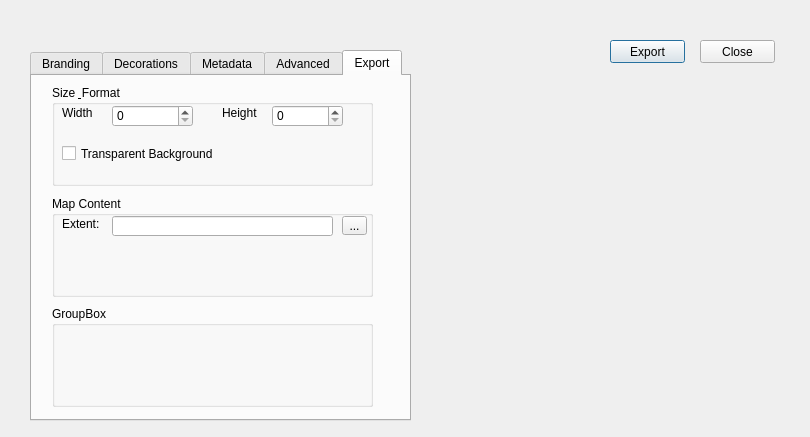
This is plugins/map_branding/map_branding_dialog_base.ui in ms888ekb/plugin_factory as Qt 5 draws it before an edit. The edited form follows.
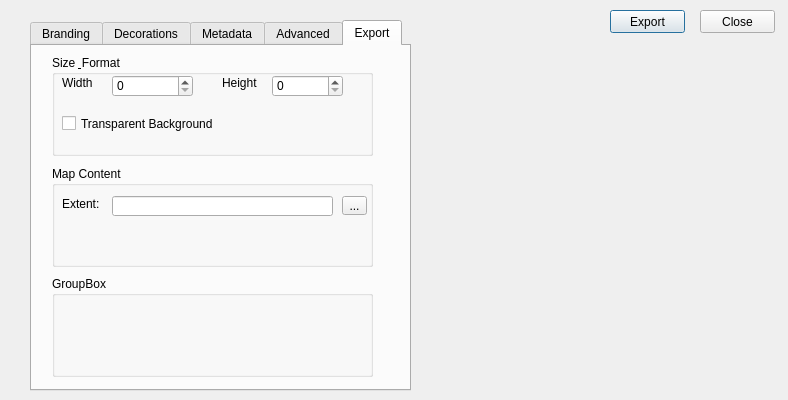
This is the edited form.

Commit message: render preview

What changed in the file:
```diff
--- a/plugins/map_branding/map_branding_dialog_base.ui
+++ b/plugins/map_branding/map_branding_dialog_base.ui
@@ -6,8 +6,8 @@
    <rect>
     <x>0</x>
     <y>0</y>
-    <width>810</width>
-    <height>437</height>
+    <width>788</width>
+    <height>400</height>
    </rect>
   </property>
   <property name="windowTitle">
@@ -17,7 +17,7 @@
    <property name="geometry">
     <rect>
      <x>610</x>
-     <y>40</y>
+     <y>10</y>
      <width>75</width>
      <height>23</height>
     </rect>
@@ -30,7 +30,7 @@
    <property name="geometry">
     <rect>
      <x>700</x>
-     <y>40</y>
+     <y>10</y>
      <width>75</width>
      <height>23</height>
     </rect>
@@ -43,7 +43,7 @@
    <property name="geometry">
     <rect>
      <x>30</x>
-     <y>50</y>
+     <y>20</y>
      <width>381</width>
      <height>371</height>
     </rect>
@@ -328,7 +328,7 @@
       <property name="geometry">
        <rect>
         <x>10</x>
-        <y>20</y>
+        <y>30</y>
         <width>41</width>
         <height>16</height>
        </rect>
@@ -341,7 +341,7 @@
       <property name="geometry">
        <rect>
         <x>60</x>
-        <y>20</y>
+        <y>30</y>
         <width>221</width>
         <height>20</height>
        </rect>
@@ -351,7 +351,7 @@
       <property name="geometry">
        <rect>
         <x>290</x>
-        <y>20</y>
+        <y>30</y>
         <width>25</width>
         <height>19</height>
        </rect>
@@ -380,9 +380,9 @@
    <property name="geometry">
     <rect>
      <x>430</x>
-     <y>70</y>
+     <y>40</y>
      <width>351</width>
-     <height>311</height>
+     <height>351</height>
     </rect>
    </property>
   </widget>
```
The commit also changes 1 other file.
